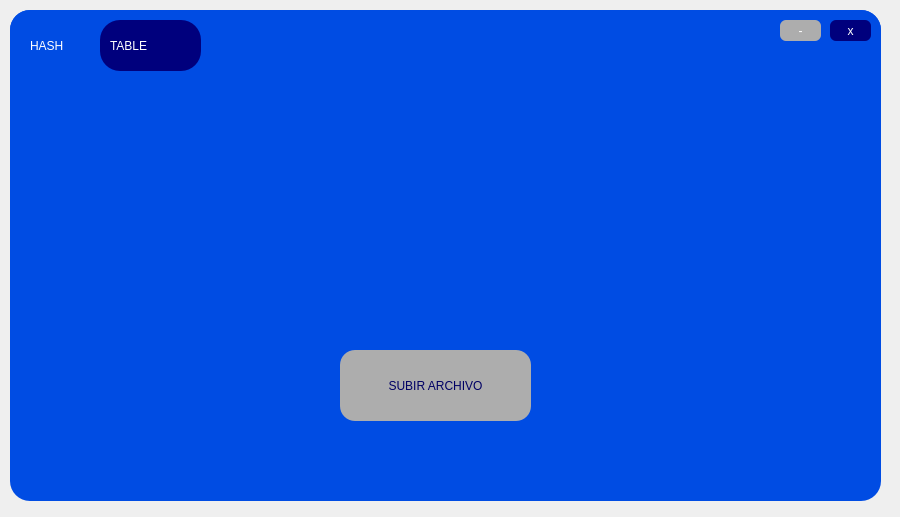
First picture: the form in diseno_ui/diseno_subir.ui, repository ThomyALUN/proyecto-tablaHash, before the edit.
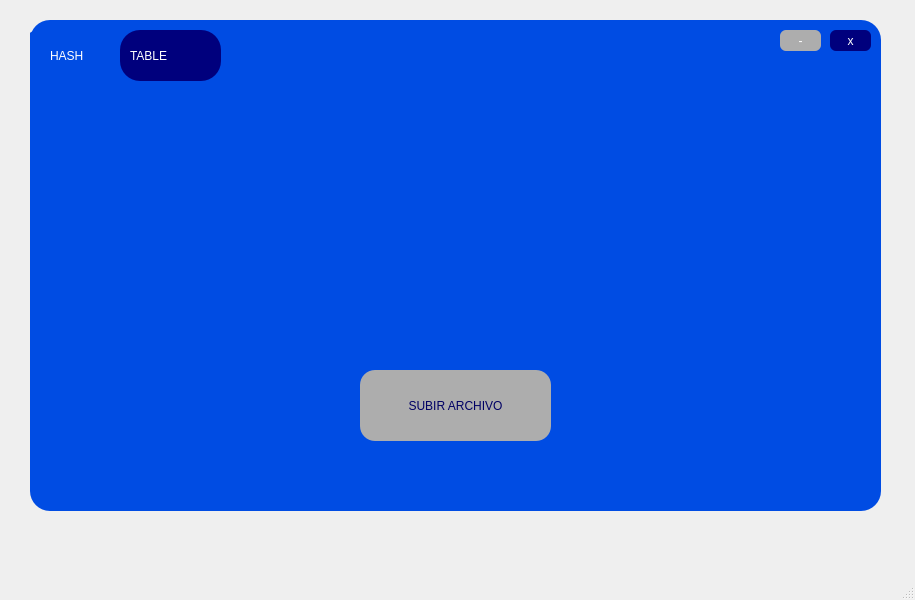
Second picture: the form after the edit. Icons and pictures are not drawn.

Commit message: Diseño segunda ventana

Diff of the .ui file:
```diff
--- a/diseno_ui/diseno_subir.ui
+++ b/diseno_ui/diseno_subir.ui
@@ -1,24 +1,25 @@
 <?xml version="1.0" encoding="UTF-8"?>
 <ui version="4.0">
- <class>Form</class>
- <widget class="QWidget" name="Form">
+ <class>MainWindow</class>
+ <widget class="QMainWindow" name="MainWindow">
   <property name="geometry">
    <rect>
     <x>0</x>
     <y>0</y>
-    <width>900</width>
-    <height>517</height>
+    <width>915</width>
+    <height>600</height>
    </rect>
   </property>
   <property name="windowTitle">
    <string>Form</string>
   </property>
-  <widget class="QWidget" name="widget" native="true">
+  <widget class="QWidget" name="centralwidget">
+   <widget class="QWidget" name="widget_2" native="true">
    <property name="geometry">
     <rect>
-     <x>10</x>
-     <y>10</y>
-     <width>871</width>
+      <x>30</x>
+      <y>20</y>
+      <width>851</width>
      <height>491</height>
     </rect>
    </property>
@@ -26,18 +27,18 @@
     <cursorShape>ArrowCursor</cursorShape>
    </property>
    <property name="styleSheet">
-    <string notr="true">QWidget#widget{
+     <string notr="true">QWidget#widget_2{
 background-color: rgb(16, 16, 16);
 background-color: rgb(6, 6, 6);
 	background-color: rgb(0, 76, 227);
 border-radius:20px;
 }</string>
    </property>
-   <widget class="QPushButton" name="BIniciar">
+    <widget class="QPushButton" name="BSubir">
     <property name="geometry">
      <rect>
       <x>330</x>
-      <y>340</y>
+       <y>350</y>
       <width>191</width>
       <height>71</height>
      </rect>
@@ -46,7 +47,7 @@
      <cursorShape>PointingHandCursor</cursorShape>
     </property>
     <property name="styleSheet">
-     <string notr="true">QPushButton#BIniciar{
+      <string notr="true">QPushButton#BSubir{
 background-color: rgb(52, 107, 98);
 	background-color: rgb(173, 173, 173);
 font: 87 10pt &quot;Arial Black&quot;;
@@ -78,9 +79,9 @@
    <widget class="QFrame" name="frame">
     <property name="geometry">
      <rect>
-      <x>0</x>
-      <y>0</y>
-      <width>871</width>
+       <x>-10</x>
+       <y>10</y>
+       <width>851</width>
       <height>71</height>
      </rect>
     </property>
@@ -101,8 +102,8 @@
     <widget class="QPushButton" name="min">
      <property name="geometry">
       <rect>
-       <x>770</x>
-       <y>10</y>
+        <x>760</x>
+        <y>0</y>
        <width>41</width>
        <height>21</height>
       </rect>
@@ -128,8 +129,8 @@
     <widget class="QPushButton" name="cerrar">
      <property name="geometry">
       <rect>
-       <x>820</x>
-       <y>10</y>
+        <x>810</x>
+        <y>0</y>
        <width>41</width>
        <height>21</height>
       </rect>
@@ -155,9 +156,9 @@
     <widget class="QLabel" name="label_2">
      <property name="geometry">
       <rect>
-       <x>20</x>
-       <y>10</y>
-       <width>241</width>
+        <x>30</x>
+        <y>0</y>
+        <width>341</width>
        <height>51</height>
       </rect>
      </property>
@@ -170,11 +171,11 @@
       <string>HASH </string>
      </property>
     </widget>
-    <widget class="QWidget" name="widget_2" native="true">
+     <widget class="QWidget" name="widget_4" native="true">
      <property name="geometry">
       <rect>
-       <x>90</x>
-       <y>10</y>
+        <x>100</x>
+        <y>0</y>
        <width>101</width>
        <height>51</height>
       </rect>
@@ -236,6 +237,18 @@
     </property>
    </widget>
   </widget>
+  </widget>
+  <widget class="QMenuBar" name="menubar">
+   <property name="geometry">
+    <rect>
+     <x>0</x>
+     <y>0</y>
+     <width>915</width>
+     <height>21</height>
+    </rect>
+   </property>
+  </widget>
+  <widget class="QStatusBar" name="statusbar"/>
  </widget>
  <resources>
   <include location="../multimedia/iconos.qrc"/>
```
Left out of the diff: 2 changed lines with no effect on the pictures. Lines whose indentation alone changed are shown as unchanged. The commit also changes 2 other files.
